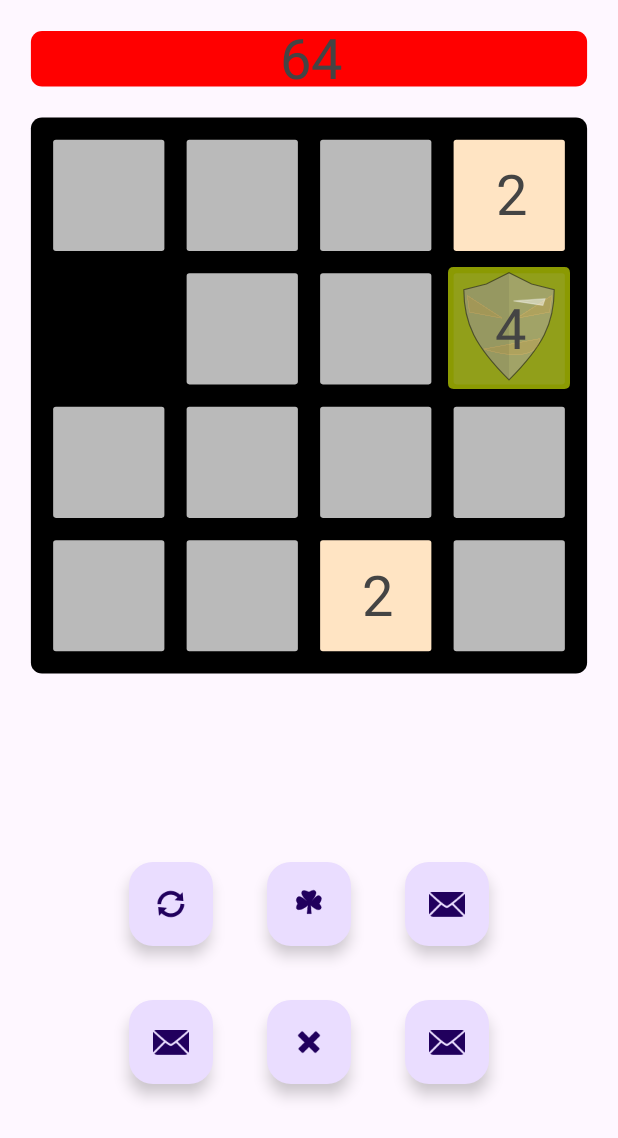
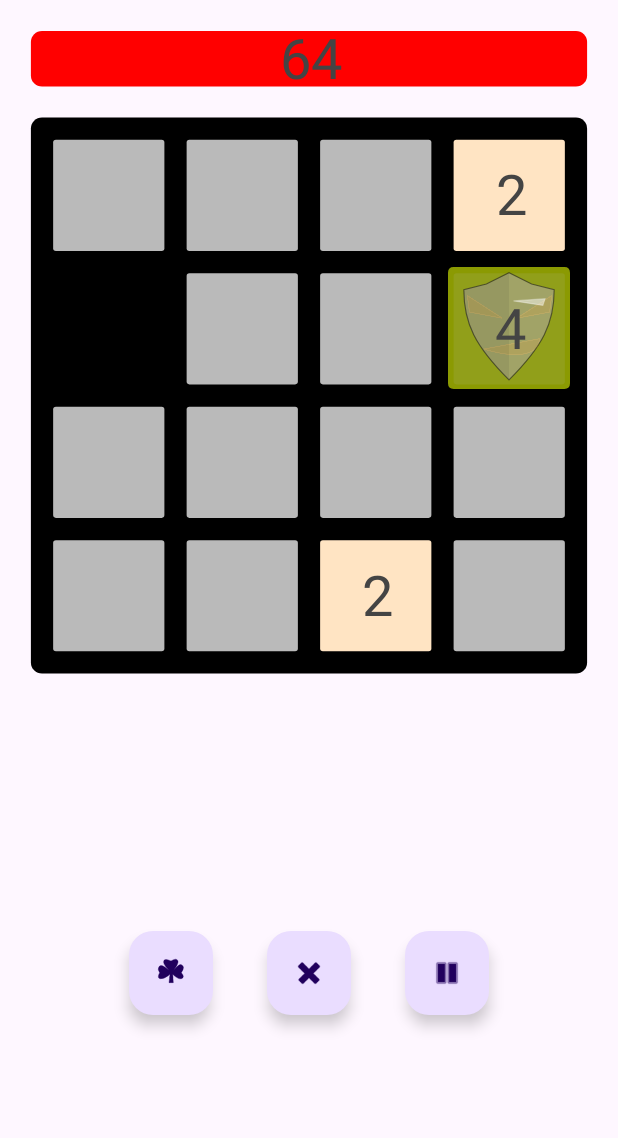
Before and after one commit to ge0metri/TwoKnight, an Android app: the GameFragment screen opened through its navigation route, on a phone screen of 412 x 824 dp. Shown: the top 1138 px of the screen. Run offline under Robolectric (Android 15) with nearby library versions, the phone set to English and light mode, and no system bars; our stand-ins replace AdMob, navigation-ui.

Commit message:
Added tile push animation, and refactored the laser, and added pause skill (useless probably) but last added skill i think

```diff
--- a/app/src/main/java/com/example/twoknight/GameFragment.java
+++ b/app/src/main/java/com/example/twoknight/GameFragment.java
@@ -92,15 +92,17 @@ public class GameFragment extends Fragment implements GameListener {
         FloatingActionButton spawnLuckPower = rootView.findViewById(R.id.spawnLuckBtn);
         unFocus(spawnLuckPower);
         spawnLuckPower.setOnClickListener(this::spawnLuck);
-        FloatingActionButton btn3 = rootView.findViewById(R.id.fab3);
-        unFocus(btn3);
+        FloatingActionButton pausePower = rootView.findViewById(R.id.pausePower);
+        unFocus(pausePower);
+        pausePower.setOnClickListener(this::pausePower);
+/*
         FloatingActionButton btn4 = rootView.findViewById(R.id.fab4);
         unFocus(btn4);
         FloatingActionButton btn6 = rootView.findViewById(R.id.fab6);
         unFocus(btn6);
         FloatingActionButton btn8 = rootView.findViewById(R.id.fab8);
         unFocus(btn8);
-
+*/
         // Customize and configure your GameView as needed
         if (GameManager.getInstance().getGame() == null){
             GameManager.getInstance().setGame(dataSaver.loadCurrentLevel(), dataSaver.loadBoughtItems());
@@ -108,6 +110,10 @@ public class GameFragment extends Fragment implements GameListener {
         GameManager.getInstance().getGame().setGameListener(this);
         gameView.addGame(GameManager.getInstance().getGame());
         return rootView;
+    }
+
+    private void pausePower(View view) {
+        gameView.usePower(GameConstants.PAUSE_POWER);
     }
 
     private void readyScreenShake(View view) {
@@ -196,8 +202,8 @@ public class GameFragment extends Fragment implements GameListener {
     }
 
     @Override
-    public void onFireLaser(int i, int j) {
-        gameView.onFireLaser(i,j);
+    public void onFireLaser(int i, int j, boolean skipLaser) {
+        gameView.onFireLaser(i,j, skipLaser);
     }
 
     private void showSnackbar(View button, String message) {
--- a/app/src/main/java/com/example/twoknight/MainActivity.java
+++ b/app/src/main/java/com/example/twoknight/MainActivity.java
@@ -27,7 +27,6 @@ public class MainActivity extends AppCompatActivity {
     // TODO: Make shop art
     // TODO: Add small feedback animations - shake, puffs stuff
     // TODO: Maybe balance stuff like hero at the edge early later in middle'
-    // TODO: Reintroduce a laser/sniper
     // TOD: 3) implement tutorial --ok--
     // TOD 1) Make end screen --ok--
 
--- a/app/src/main/java/com/example/twoknight/StandardView.java
+++ b/app/src/main/java/com/example/twoknight/StandardView.java
@@ -559,7 +559,7 @@ public class StandardView extends View {
         laserPosition = new int[]{i, j};
     }
 
-    public void onFireLaser(int i, int j) {
+    public void onFireLaser(int i, int j, boolean skipLaser) {
         laserPosition = null;
     }
 }
--- a/app/src/main/java/com/example/twoknight/framework/GameListener.java
+++ b/app/src/main/java/com/example/twoknight/framework/GameListener.java
@@ -15,5 +15,5 @@ public interface GameListener extends HeroListener {
 
     void onBeginLaser(int i, int j);
 
-    void onFireLaser(int i, int j);
+    void onFireLaser(int i, int j, boolean skipLaser);
 }
--- a/app/src/main/java/com/example/twoknight/standard/GameConstants.java
+++ b/app/src/main/java/com/example/twoknight/standard/GameConstants.java
@@ -39,6 +39,8 @@ public class GameConstants {
     public static final int SPAWN_LUCK = 0;
     public static final int SPAWN_LUCK_LENGTH = 1;
     public static final int CLEAR_POWER = 4;
+    public static final int PAUSE_POWER = 3;
+
     private static final String powerOne = "Add big tile";
     private static final String powerTwo = "WOW double a tile!";
     private static final String powerThree = "Swap two tiles";
@@ -51,5 +53,5 @@ public class GameConstants {
     private static final String powerZero = "Vulnerable";
     public static final String[] powerDescription = new String[]{powerZero, powerOne, powerTwo, powerThree, powerFour, powerFive, powerSix, powerSeven, powerEight, powerNine};
     public static int[] powerCost = new int[]{1, 3, 1, 2, 10, 4, 1, 2, 1, 3};
-    public static int[] maxItems = new int[]{90, 10, 1, 2, 1, 4, 1, 2, 1, 3};
+    public static int[] maxItems = new int[]{90, 10, 1, 5, 1, 4, 1, 2, 1, 3};
 }
--- a/app/src/main/res/layout/fragment_game.xml
+++ b/app/src/main/res/layout/fragment_game.xml
@@ -55,7 +55,7 @@
             android:layout_height="wrap_content"
             android:alignmentMode="alignMargins"
             android:columnCount="3"
-            android:rowCount="2"
+            android:rowCount="1"
             android:focusable="false"
             android:focusableInTouchMode="false"
             ads:layout_constraintBottom_toBottomOf="parent"
@@ -63,16 +63,6 @@
             ads:layout_constraintStart_toStartOf="parent"
             ads:layout_constraintTop_toBottomOf="@+id/gameView">
 
-            <com.google.android.material.floatingactionbutton.FloatingActionButton
-                android:id="@+id/fab8"
-                android:layout_width="wrap_content"
-                android:layout_height="wrap_content"
-                android:layout_columnWeight="1"
-                android:focusable="false"
-                android:focusableInTouchMode="false"
-                android:layout_margin="@dimen/btn_margin"
-                android:contentDescription="Send email"
-                custom:srcCompat="@android:drawable/ic_popup_sync" />
 
             <com.google.android.material.floatingactionbutton.FloatingActionButton
                 android:id="@+id/spawnLuckBtn"
@@ -86,6 +76,28 @@
                 custom:srcCompat="@drawable/ic_lucky_i" />
             <!--TODO: Add maybe clovers in a circle around, and make button glow -->
             <com.google.android.material.floatingactionbutton.FloatingActionButton
+                android:id="@+id/clearPowerBtn"
+                android:layout_width="wrap_content"
+                android:layout_height="wrap_content"
+                android:layout_columnWeight="1"
+                android:focusable="false"
+                android:focusableInTouchMode="false"
+                android:layout_margin="@dimen/btn_margin"
+                android:contentDescription="Send email"
+                custom:srcCompat="@android:drawable/ic_delete" />
+
+            <com.google.android.material.floatingactionbutton.FloatingActionButton
+                android:id="@+id/pausePower"
+                android:layout_width="wrap_content"
+                android:layout_height="wrap_content"
+                android:layout_columnWeight="1"
+                android:focusable="false"
+                android:focusableInTouchMode="false"
+                android:layout_margin="@dimen/btn_margin"
+                android:contentDescription="Send email"
+                custom:srcCompat="@android:drawable/ic_media_pause" />
+<!--
+            <com.google.android.material.floatingactionbutton.FloatingActionButton
                 android:id="@+id/fab6"
                 android:layout_width="wrap_content"
                 android:layout_height="wrap_content"
@@ -97,28 +109,6 @@
                 custom:srcCompat="@android:drawable/ic_dialog_email" />
 
             <com.google.android.material.floatingactionbutton.FloatingActionButton
-                android:id="@+id/fab3"
-                android:layout_width="wrap_content"
-                android:layout_height="wrap_content"
-                android:layout_columnWeight="1"
-                android:focusable="false"
-                android:focusableInTouchMode="false"
-                android:layout_margin="@dimen/btn_margin"
-                android:contentDescription="Send email"
-                custom:srcCompat="@android:drawable/ic_dialog_email" />
-
-            <com.google.android.material.floatingactionbutton.FloatingActionButton
-                android:id="@+id/clearPowerBtn"
-                android:layout_width="wrap_content"
-                android:layout_height="wrap_content"
-                android:layout_columnWeight="1"
-                android:focusable="false"
-                android:focusableInTouchMode="false"
-                android:layout_margin="@dimen/btn_margin"
-                android:contentDescription="Send email"
-                custom:srcCompat="@android:drawable/ic_delete" />
-
-            <com.google.android.material.floatingactionbutton.FloatingActionButton
                 android:id="@+id/fab4"
                 android:layout_width="wrap_content"
                 android:layout_height="wrap_content"
@@ -128,6 +118,17 @@
                 android:layout_margin="@dimen/btn_margin"
                 android:contentDescription="Send email"
                 custom:srcCompat="@android:drawable/ic_dialog_email" />
+            <com.google.android.material.floatingactionbutton.FloatingActionButton
+                android:id="@+id/fab8"
+                android:layout_width="wrap_content"
+                android:layout_height="wrap_content"
+                android:layout_columnWeight="1"
+                android:focusable="false"
+                android:focusableInTouchMode="false"
+                android:layout_margin="@dimen/btn_margin"
+                android:contentDescription="Send email"
+                custom:srcCompat="@android:drawable/ic_popup_sync" />
+-->
         </GridLayout>
 
     </androidx.constraintlayout.widget.ConstraintLayout>
--- a/app/src/main/res/layout/fragment_shop.xml
+++ b/app/src/main/res/layout/fragment_shop.xml
@@ -25,7 +25,7 @@
             <include
                 android:id="@+id/shopItem2"
                 layout="@layout/shop_item_layout" />
-
+<!--
             <include
                 android:id="@+id/shopItem3"
                 layout="@layout/shop_item_layout" />
@@ -33,7 +33,7 @@
             <include
                 android:id="@+id/shopItem4"
                 layout="@layout/shop_item_layout" />
-
+-->
             <include
                 android:id="@+id/shopItem5"
                 layout="@layout/shop_item_layout" />
--- a/app/src/main/res/values/strings.xml
+++ b/app/src/main/res/values/strings.xml
@@ -156,4 +156,6 @@
     <string name="spawn_luck_desc">Activate a burst of lucky tiles. \n For a limited time,\n only %d and %d tiles\n will spawn! \n with rates %d %% and %d %% </string>
     <string name="spawn_luck_len_desc">Determine how long \"Lucky I\" lasts\n It will last %d turns</string>
     <string name="spawn_luck_len_title">Lucky II</string>
+    <string name="pause_power">Pause</string>
+    <string name="pause_desc">Pause either the laser \nor stop gery tiles from spawning\nfor %d turns</string>
 </resources>
```
Also changed, not shown: app/src/main/java/com/example/twoknight/ShopFragment.java (+9 -4 lines), app/src/main/java/com/example/twoknight/standard/StandardGame.java (+5 -2 lines), app/src/main/java/com/example/twoknight/standard/StandardPowerStrategy.java (+16 -6 lines).
